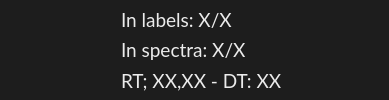
M-A-R-S1/gc-ims-neural-network, file app/ConsensusPeakTile.ui: the form before one commit.
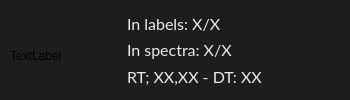
The form after the commit.

Commit message: Consensus peaks are now displayed in the scroll area menu.

The edit to the form file:
```diff
--- a/app/ConsensusPeakTile.ui
+++ b/app/ConsensusPeakTile.ui
@@ -6,19 +6,19 @@
    <rect>
     <x>0</x>
     <y>0</y>
-    <width>389</width>
+    <width>350</width>
     <height>100</height>
    </rect>
   </property>
   <property name="minimumSize">
    <size>
-    <width>0</width>
+    <width>350</width>
     <height>100</height>
    </size>
   </property>
   <property name="maximumSize">
    <size>
-    <width>16777215</width>
+    <width>350</width>
     <height>100</height>
    </size>
   </property>
@@ -41,19 +41,19 @@
     <number>15</number>
    </property>
    <property name="leftMargin">
-    <number>0</number>
+    <number>6</number>
    </property>
    <property name="topMargin">
-    <number>0</number>
+    <number>6</number>
    </property>
    <property name="rightMargin">
-    <number>0</number>
+    <number>6</number>
    </property>
    <property name="bottomMargin">
-    <number>0</number>
+    <number>6</number>
    </property>
    <item>
-    <widget class="QWidget" name="peak_window" native="true">
+    <widget class="QLabel" name="peak_window">
      <property name="minimumSize">
       <size>
        <width>100</width>
@@ -66,6 +66,9 @@
        <height>100</height>
       </size>
      </property>
+     <property name="text">
+      <string>TextLabel</string>
+     </property>
     </widget>
    </item>
    <item>
@@ -97,7 +100,7 @@
         <property name="font">
          <font>
           <family>Lato</family>
-          <pointsize>14</pointsize>
+          <pointsize>12</pointsize>
           <fontweight>Light</fontweight>
          </font>
         </property>
@@ -119,7 +122,7 @@
         <property name="font">
          <font>
           <family>Lato</family>
-          <pointsize>14</pointsize>
+          <pointsize>12</pointsize>
           <fontweight>Light</fontweight>
          </font>
         </property>
@@ -141,7 +144,7 @@
         <property name="font">
          <font>
           <family>Lato</family>
-          <pointsize>14</pointsize>
+          <pointsize>12</pointsize>
           <fontweight>Light</fontweight>
          </font>
         </property>
```
The commit also changes 3 other files.
